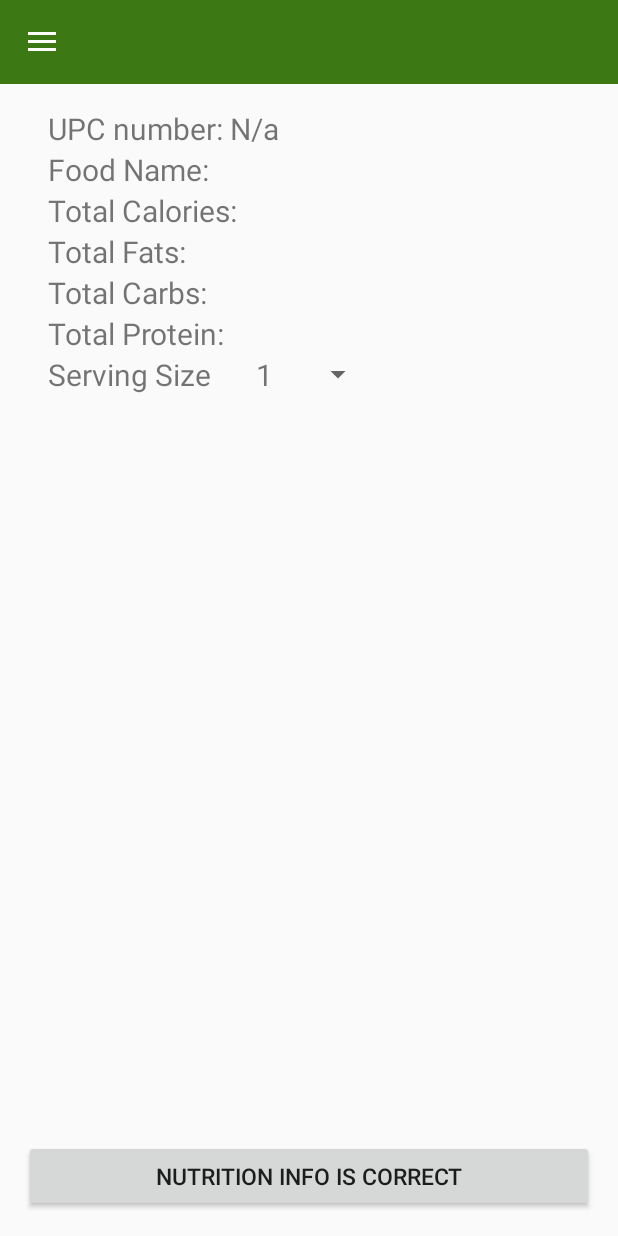
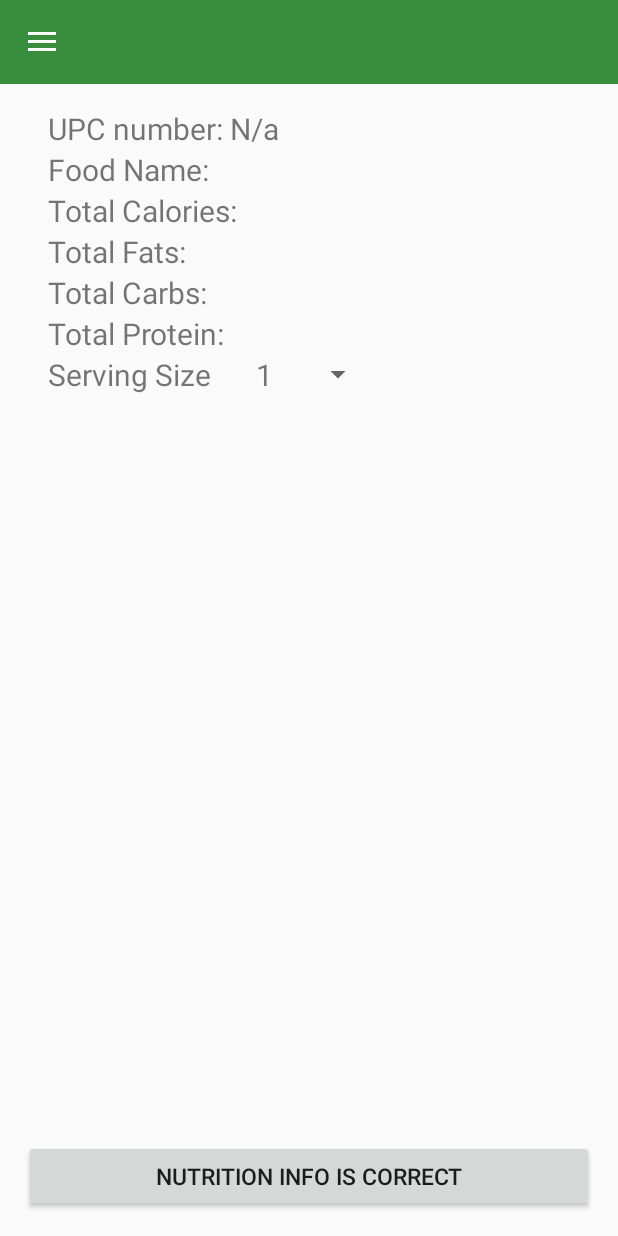
Before and after one commit to DeeKnapp/MacroSuggestion, an Android app: the BarcodeScanner screen opened directly, with no data from a screen before it, on a phone screen of 412 x 824 dp. Run offline under Robolectric (Android 15) with nearby library versions, the phone set to English and light mode, and no system bars; our stand-ins replace ButterKnife; libraries missing offline, so code that uses them is left out: com.edwardvanraak.materialbarcodescanner, io.realm, rx.android.schedulers, rx.functions, rx.schedulers and 1 more; 5 statements that could not run were skipped.

Commit message:
update app color scheme.

```diff
--- a/app/src/main/java/com/dustin/knapp/project/macrosuggestion/activities/BarcodeScanner.java
+++ b/app/src/main/java/com/dustin/knapp/project/macrosuggestion/activities/BarcodeScanner.java
@@ -72,7 +72,7 @@ public class BarcodeScanner extends BaseNavDrawerActivity
 
     toolbarTitle.setText(DrawerMenuItem.getTitle(BarcodeScanner.class));
     toolbar.setBackgroundColor(
-        ResourcesCompat.getColor(getResources(), R.color.dgm_dark_green, null));
+        ResourcesCompat.getColor(getResources(), R.color.dgm_green, null));
 
     barcodeInfo = (TextView) findViewById(R.id.code_info);
     etFoodName = (TextView) findViewById(R.id.etFoodName);
--- a/app/src/main/java/com/dustin/knapp/project/macrosuggestion/activities/DailyLogActivity.java
+++ b/app/src/main/java/com/dustin/knapp/project/macrosuggestion/activities/DailyLogActivity.java
@@ -51,7 +51,7 @@ public class DailyLogActivity extends BaseNavDrawerActivity {
 
     toolbarTitle.setText(DrawerMenuItem.getTitle(DailyLogActivity.class));
     toolbar.setBackgroundColor(
-        ResourcesCompat.getColor(getResources(), R.color.dgm_dark_green, null));
+        ResourcesCompat.getColor(getResources(), R.color.dgm_green, null));
   }
 
   private void setupViewPager() {
--- a/app/src/main/java/com/dustin/knapp/project/macrosuggestion/activities/LandingPageActivity.java
+++ b/app/src/main/java/com/dustin/knapp/project/macrosuggestion/activities/LandingPageActivity.java
@@ -46,7 +46,7 @@ public class LandingPageActivity extends BaseNavDrawerActivity {
 
     toolbarTitle.setText(DrawerMenuItem.getTitle(LandingPageActivity.class));
     toolbar.setBackgroundColor(
-        ResourcesCompat.getColor(getResources(), R.color.dgm_dark_green, null));
+        ResourcesCompat.getColor(getResources(), R.color.dgm_green, null));
 
     PendingNutritionData pendingNutritionData = new PendingNutritionData();
     PendingNutritionData realmPendingData = RealmUtils.getCurrentDayNutritionObject();
--- a/app/src/main/java/com/dustin/knapp/project/macrosuggestion/navigation_drawer/DrawerMenuItemAdapter.java
+++ b/app/src/main/java/com/dustin/knapp/project/macrosuggestion/navigation_drawer/DrawerMenuItemAdapter.java
@@ -65,11 +65,11 @@ public class DrawerMenuItemAdapter extends BaseAdapter {
 
     if (position == selectedPosition) {
       convertView.setBackgroundColor(
-          ResourcesCompat.getColor(context.getResources(), R.color.dgm_medium_green, null));
+          ResourcesCompat.getColor(context.getResources(), R.color.dgm_green, null));
       textView.setTextColor(ResourcesCompat.getColor(context.getResources(), R.color.white, null));
     } else {
       convertView.setBackground(ResourcesCompat.getDrawable(context.getResources(),
-          R.drawable.background_states_nav_others, null));
+          R.drawable.background_states_nav_other, null));
       textView.setTextColor(getColorStateList());
     }
 
--- /dev/null
+++ b/app/src/main/res/drawable/background_states_nav_other.xml
@@ -0,0 +1,16 @@
+<?xml version="1.0" encoding="utf-8"?>
+<ripple xmlns:android="http://schemas.android.com/apk/res/android"
+    xmlns:tools="http://schemas.android.com/tools"
+    android:color="@color/dgm_light_green"
+    tools:targetApi="lollipop">
+  <item>
+    <shape android:shape="rectangle">
+      <solid android:color="@color/dgm_dark_green"/>
+    </shape>
+  </item>
+  <item android:id="@android:id/mask">
+    <shape android:shape="rectangle">
+      <solid android:color="@color/dgm_light_green"/>
+    </shape>
+  </item>
+</ripple>
--- a/app/src/main/res/drawable/background_states_nav_others.xml
+++ /dev/null
@@ -1,8 +0,0 @@
-<?xml version="1.0" encoding="utf-8"?>
-<selector xmlns:android="http://schemas.android.com/apk/res/android">
-  <item android:drawable="@color/dgm_medium_green"
-      android:state_pressed="true"/> <!-- pressed -->
-  <item android:drawable="@color/dgm_medium_green"
-      android:state_focused="true"/> <!-- focused -->
-  <item android:drawable="@color/dgm_dark_green"/> <!-- default -->
-</selector>
--- a/app/src/main/res/drawable/green_rounded_rect_filled.xml
+++ b/app/src/main/res/drawable/green_rounded_rect_filled.xml
@@ -2,6 +2,6 @@
 
 <shape xmlns:android="http://schemas.android.com/apk/res/android"
     android:shape="rectangle">
-  <solid android:color="@color/dgm_medium_green"/>
+  <solid android:color="@color/dgm_green"/>
   <corners android:radius="@dimen/default_button_radius"/>
 </shape>
--- a/app/src/main/res/drawable/green_rounded_rect_ripple.xml
+++ b/app/src/main/res/drawable/green_rounded_rect_ripple.xml
@@ -1,6 +1,6 @@
 <?xml version="1.0" encoding="utf-8"?>
 <shape xmlns:android="http://schemas.android.com/apk/res/android"
     android:shape="rectangle">
-  <solid android:color="@color/dgm_medium_green"/>
+  <solid android:color="@color/dgm_green"/>
   <corners android:radius="@dimen/default_button_radius"/>
 </shape>
--- a/app/src/main/res/drawable/green_rounded_rect_stroked.xml
+++ b/app/src/main/res/drawable/green_rounded_rect_stroked.xml
@@ -3,7 +3,7 @@
 <shape xmlns:android="http://schemas.android.com/apk/res/android"
     android:shape="rectangle">
   <stroke
-      android:color="@color/dgm_medium_green"
+      android:color="@color/dgm_green"
       android:width="2dp" />
   <corners android:radius="@dimen/default_button_radius" />
 </shape>
--- a/app/src/main/res/layout/base_nav_drawer_activity.xml
+++ b/app/src/main/res/layout/base_nav_drawer_activity.xml
@@ -1,5 +1,4 @@
-<android.support.v4.widget.DrawerLayout
-    xmlns:android="http://schemas.android.com/apk/res/android"
+<android.support.v4.widget.DrawerLayout xmlns:android="http://schemas.android.com/apk/res/android"
     android:id="@+id/drawer_layout"
     android:layout_width="match_parent"
     android:layout_height="match_parent"
@@ -16,12 +15,12 @@
         layout="@layout/toolbar"
         android:id="@+id/toolbar"
         />
+
     <FrameLayout
         android:id="@+id/content"
         android:layout_width="match_parent"
         android:layout_height="match_parent"
-        >
-    </FrameLayout>
+        />
 
   </LinearLayout>
 
@@ -37,26 +36,30 @@
         android:layout_height="match_parent"
         android:orientation="vertical"
         >
+
       <View
           android:id="@+id/status_bar_mask"
           android:layout_width="match_parent"
           android:layout_height="48dp"
           />
+
       <ListView
           android:id="@+id/list_view_inside_nav"
           android:layout_width="match_parent"
           android:layout_height="wrap_content"
-          android:background="@color/dgm_light_gray"
-          android:divider="@color/dgm_medium_green"
+          android:background="@color/dgm_medium_grey"
+          android:divider="@color/dgm_light_green"
           android:dividerHeight="1dp"
           />
+
       <View
           android:layout_width="match_parent"
           android:layout_height="1dp"
-          android:background="@color/dgm_medium_green"
+          android:background="@color/dgm_light_green"
           />
+
     </LinearLayout>
+
   </android.support.design.widget.NavigationView>
 
-
 </android.support.v4.widget.DrawerLayout>
--- a/app/src/main/res/layout/drawer_menu_row.xml
+++ b/app/src/main/res/layout/drawer_menu_row.xml
@@ -2,7 +2,7 @@
 <FrameLayout xmlns:android="http://schemas.android.com/apk/res/android"
     android:layout_width="match_parent"
     android:layout_height="wrap_content"
-    android:background="@color/dgm_medium_blue"
+    android:background="@color/dgm_blue"
     >
 
   <TextView
--- a/app/src/main/res/layout/on_boarding_layout.xml
+++ b/app/src/main/res/layout/on_boarding_layout.xml
@@ -78,7 +78,7 @@
       android:layout_width="match_parent"
       android:layout_height="wrap_content"
       android:layout_marginTop="10dp"
-      android:background="@color/dgm_medium_green"
+      android:background="@color/dgm_green"
       android:text="Create Account"
       android:textColor="@color/white"
       />
--- a/app/src/main/res/layout/on_boarding_step_2.xml
+++ b/app/src/main/res/layout/on_boarding_step_2.xml
@@ -67,7 +67,7 @@
       android:layout_width="match_parent"
       android:layout_height="wrap_content"
       android:layout_marginTop="10dp"
-      android:background="@color/dgm_medium_green"
+      android:background="@color/dgm_green"
       android:text="Calculate Diet Plan"
       android:textColor="@color/white"
       />
--- a/app/src/main/res/layout/on_boarding_step_3.xml
+++ b/app/src/main/res/layout/on_boarding_step_3.xml
@@ -47,7 +47,7 @@
       android:layout_width="match_parent"
       android:layout_height="wrap_content"
       android:layout_marginTop="10dp"
-      android:background="@color/dgm_medium_green"
+      android:background="@color/dgm_green"
       android:text="Let's Get Started!"
       android:textColor="@color/white"
       />
--- a/app/src/main/res/values/colors.xml
+++ b/app/src/main/res/values/colors.xml
@@ -1,41 +1,27 @@
 <?xml version="1.0" encoding="utf-8"?>
 <resources>
-  <color name="colorPrimary">#1b5e20</color>
-  <color name="colorPrimaryDark">#1b5e20</color>
-  <color name="colorAccent">#b71c1c</color>
+  <color name="colorPrimary">#388e3c</color>
+  <color name="colorPrimaryDark">#000000</color>
+  <color name="colorAccent">#01579b</color>
 
 
   <color name="mediumGrey">#AAAAAA</color>
 
   <color name="white">#FFFFFF</color>
 
-  <!--digital guide for mobile 2016 -->
-  <color name="dgm_red">#B5121B</color>
-  <color name="dgm_orange">#FF9B00</color>
-  <color name="dgm_dark_orange">#E67800</color>
-  <color name="dgm_darkest_orange">#B35D00</color>
-  <color name="dgm_lightest_gray">#F1F1F1</color>
-  <color name="dgm_light_gray">#E5E5E5</color>
-  <color name="dgm_medium_gray">#AAAAAA</color>
-  <color name="dgm_highlight_gray">#BCBCBC</color>
-  <color name="dgm_dark_gray">#5A5A5A</color>
+
+  <!--digital guide mobile -->
+  <color name="dgm_blue">#01579b</color>
+  <color name="dgm_cyan_blue">#4dd0e1</color>
+  <color name="dgm_dark_green">#1b5e20</color>
+  <color name="dgm_green">#388e3c</color>
+  <color name="dgm_light_green">#66bb6a</color>
   <color name="dgm_black">#000000</color>
-  <color name="dgm_light_green">#D3EF8D</color>
-  <color name="dgm_medium_green">#6C9F2E</color>
-  <color name="dgm_dark_green">#3C7814</color>
-  <color name="dgm_lighter_blue">#EDF2F7</color>
-  <color name="dgm_light_blue">#C3D3E3</color>
-  <color name="dgm_medium_blue">#2081BF</color>
-  <color name="dgm_dark_blue">#0C4569</color>
-  <color name="dgm_light_purple">#CdC3E0</color>
-  <color name="dgm_medium_purple">#551387</color>
-  <color name="dgm_dark_purple">#44235D</color>
-  <color name="dgm_darkest_purple">#390D5A</color>
-  <color name="dgm_itemized_background">#EAE1EC</color>
+  <color name="dgm_medium_grey">#9e9e9e</color>
+  <color name="dgm_dark_grey">#757575</color>
 
+  <color name="water_chart_blue">#1976d2</color>
 
-  <color name="water_chart_blue">#1976D2</color>
-
-  <color name="water_chart_grey">#E0E0E0</color>
+  <color name="water_chart_grey">#e0e0e0</color>
 
 </resources>
--- a/app/src/main/res/values/styles.xml
+++ b/app/src/main/res/values/styles.xml
@@ -17,7 +17,7 @@
     <item name="selectableItemBackground">?android:selectableItemBackground</item>
     <!--<item name="selectableItemBackgroundBorderless">?android:selectableItemBackground</item>-->
     <!--<item name="colorControlHighlight">@color/dgm_dark_blue</item>-->
-    <item name="background">@color/dgm_dark_blue</item>
+    <item name="background">@color/dgm_blue</item>
   </style>
 
   <style name="AppTheme.Toolbar.Title" parent="TextAppearance.Widget.AppCompat.Toolbar.Title">
@@ -25,7 +25,7 @@
     <item name="android:textSize">@dimen/abc_text_size_title_material_toolbar</item>
     <!-- Set title color -->
     <item name="android:textColor">@color/white</item>
-    <item name="background">@color/dgm_dark_blue</item>
+    <item name="background">@color/dgm_blue</item>
   </style>
 
 
```
